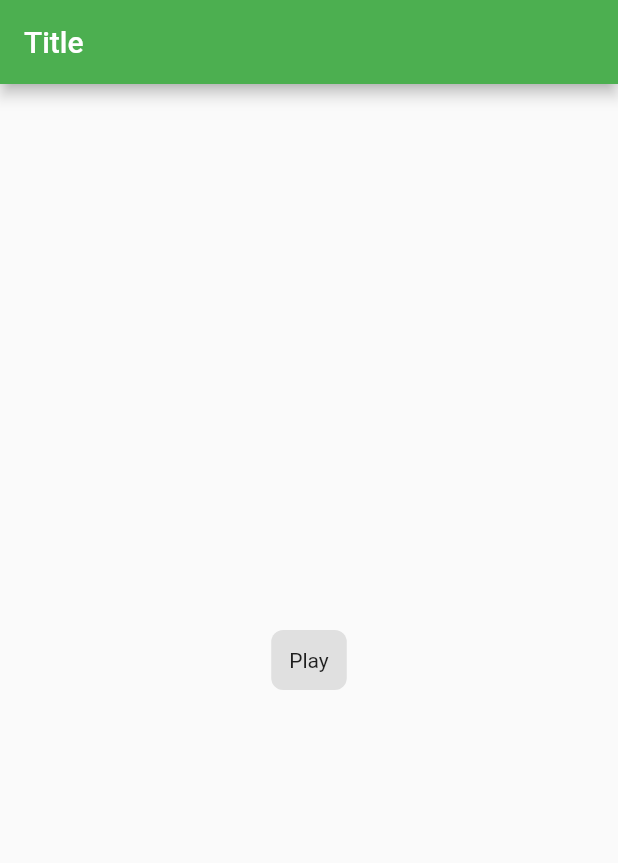
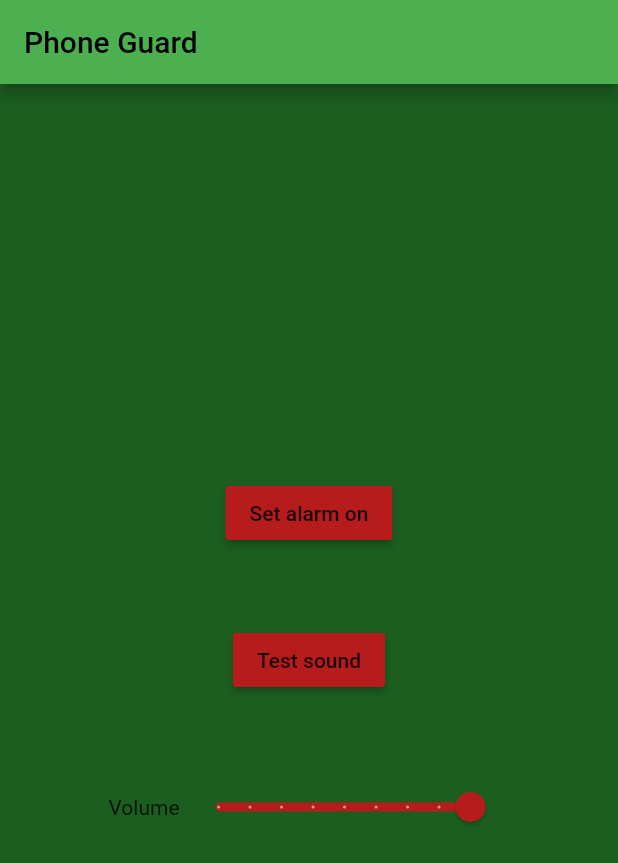
Before and after one commit to ItamarMu/movement-detector, a Flutter app: the screen it shows after launch, on a phone screen of 412 x 824 dp. Shown: the top 863 px of the screen. Run offline on Flutter 3.47's test engine with Material 2 defaults, Android fonts, the phone set to English and light mode, and no system bars; our stand-ins replace audioplayers, sensors.

Commit message:
Beta version

```diff
--- a/lib/main.dart
+++ b/lib/main.dart
@@ -1,5 +1,4 @@
 import 'dart:async';
-import 'dart:io';
 
 import 'package:audioplayers/audio_cache.dart';
 import 'package:audioplayers/audioplayers.dart';
@@ -12,7 +11,7 @@ class MyApp extends StatelessWidget {
   @override
   Widget build(BuildContext context) {
     return MaterialApp(
-      title: 'Flutter Demo',
+      title: 'Phone Guard',
       theme: ThemeData(
         primarySwatch: Colors.green,
       ),
@@ -29,183 +28,145 @@ class App extends StatefulWidget {
 class AppState extends State<App> {
   AudioPlayer audioPlayer = AudioPlayer();
   AudioCache audioCache;
-  bool musicPlaying = false;
+  bool testAlarmPlaying = false;
+  bool alarmPlaying = false;
+  bool detectorSwitch = false;
+  double sliderValue = 1;
+  static final String ALARM_BUTTON_INIT_TEXT = "Set alarm on";
+  String alarmButtonText = ALARM_BUTTON_INIT_TEXT;
+  StreamSubscription streamSubscription;
+
+  @override
+  void initState() {
+    super.initState();
+  }
 
   @override
   Widget build(BuildContext context) {
     audioCache = AudioCache(fixedPlayer: audioPlayer);
     return Scaffold(
-        appBar: AppBar(
-          title: Text('Title'),
+      backgroundColor: Colors.green[900],
+      appBar: AppBar(
+        title: Text(
+          'Phone Guard',
+          style: TextStyle(color: Colors.black),
         ),
-        body: Center(child: playPauseButton()));
+      ),
+      body: Center(
+        child: Column(
+          mainAxisAlignment: MainAxisAlignment.center,
+          children: <Widget>[
+            turnOnAlarmButton(),
+            SizedBox(height: 50),
+            playPauseButton(),
+            SizedBox(height: 50),
+            Row(
+              mainAxisAlignment: MainAxisAlignment.center,
+              children: <Widget>[
+                Text('Volume'),
+                Container(width: 220, child: volumeSlider()),
+              ],
+            )
+          ],
+        ),
+      ),
+    );
+  }
+
+  Widget turnOnAlarmButton() {
+    return RaisedButton(
+      onPressed: testAlarmPlaying ? null : turnOnOffMovementDetector,
+      color: Colors.red[900],
+      child: Text(alarmButtonText),
+    );
   }
 
   Widget playPauseButton() {
-    return GestureDetector(
-        onTap: playOrPauseAlarm,
-        child: Container(
-            padding: EdgeInsets.all(12.0),
-            decoration: BoxDecoration(
-              color: Theme.of(context).buttonColor,
-              borderRadius: BorderRadius.circular(8.0),
-            ),
-            child: Text(musicPlaying ? 'Pause' : 'Play')));
+    return RaisedButton(
+        onPressed: detectorSwitch ? null : testAlarm,
+        color: Colors.red[900],
+        child: Text(testAlarmPlaying ? 'Stop' : 'Test sound'));
   }
 
-  playOrPauseAlarm() {
-    if (musicPlaying) {
-      audioPlayer.stop();
-    } else {
-      audioCache.play('alarm16s.mp3');
-    }
+  Widget volumeSlider() {
+    return Slider(
+      value: sliderValue,
+      divisions: 8,
+      activeColor: Colors.red[900],
+      onChanged: (newVal) {
+        setState(() {
+          sliderValue = newVal;
+        });
+      },
+      onChangeEnd: (newVal) {
+        updateVolumeDuringAlarm(newVal);
+      },
+    );
+  }
+
+  testAlarm() {
+    playOrPauseAlarm(testAlarmPlaying);
     setState(() {
-      musicPlaying = !musicPlaying;
+      testAlarmPlaying = !testAlarmPlaying;
     });
   }
 
-/**
- * TODO implement movementDetector (widget)(?)
- */
-}
-/*
-class PlayPauseButton extends StatefulWidget {
-  @override
-  PlayPauseButtonState createState() => new PlayPauseButtonState();
-}
-
-class PlayPauseButtonState extends State<StatefulWidget> {
-  AudioPlayer audioPlayer = AudioPlayer();
-  AudioCache audioCache;
-  bool musicPlaying = false;
-
-  @override
-  void initState() {
-    super.initState();
-    audioCache = AudioCache(fixedPlayer: audioPlayer);
+  playOrPauseAlarm(bool playing) {
+    if (playing) {
+      audioPlayer.stop();
+    } else {
+      audioCache.loop('alarm16s.mp3', volume: sliderValue);
+    }
   }
 
-  @override
-  Widget build(BuildContext context) {
-    return GestureDetector(
-        onTap: playOrPauseAlarm,
-        child: Container(
-            padding: EdgeInsets.all(12.0),
-            decoration: BoxDecoration(
-              color: Theme.of(context).buttonColor,
-              borderRadius: BorderRadius.circular(8.0),
-            ),
-            child: Text(musicPlaying ? 'Pause' : 'Play')));
+  turnOnOffMovementDetector() {
+    if (!detectorSwitch) {
+      streamSubscription =
+          accelerometerEvents.listen((AccelerometerEvent event) {
+        if (event.x.abs() > 1 || event.y.abs() > 1) {
+          playOrPauseAlarm(alarmPlaying);
+          print("turned on alarm");
+          setState(() {
+            alarmPlaying = true;
+            alarmButtonTextMethod();
+            streamSubscription.cancel();
+          });
+        }
+      });
+    } else {
+      streamSubscription.cancel();
+    }
+    if (alarmPlaying) {
+      playOrPauseAlarm(alarmPlaying);
+      alarmPlaying = false;
+    }
+    setState(() {
+      detectorSwitch = !detectorSwitch;
+    });
+    alarmButtonTextMethod();
   }
 
-  playOrPauseAlarm() {
-    if (musicPlaying) {
-      audioPlayer.stop();
-    } else {
-      audioCache.play('alarm16s.mp3');
-    }
+  alarmButtonTextMethod() {
     setState(() {
-      musicPlaying = !musicPlaying;
+      if (alarmPlaying) {
+        alarmButtonText = "Stop alarm";
+        return null;
+      }
+      if (detectorSwitch) {
+        alarmButtonText = "Set alarm off";
+        return null;
+      }
+      alarmButtonText = ALARM_BUTTON_INIT_TEXT;
+    });
+  }
+
+  updateVolumeDuringAlarm(double newVal) {
+    setState(() {
+      sliderValue = newVal;
+      if (alarmPlaying || testAlarmPlaying) {
+        audioPlayer.pause();
+        audioCache.loop('alarm16s.mp3', volume: sliderValue);
+      }
     });
   }
 }
-*/
-//class Sensors extends StatefulWidget {
-//  Sensors({Key key, this.title}) : super(key: key);
-//  AudioPlayer _audioPlayer = AudioPlayer();
-//
-//  final String title;
-//
-//  @override
-//  _SensorsState createState() => _SensorsState();
-//}
-//
-//class _SensorsState extends State<Sensors> {
-//  int _counter = 0;
-//  bool alarmPlaying = false;
-//  static AudioPlayer audioPlayer =  AudioPlayer();
-//  AudioCache audioCache = new AudioCache(fixedPlayer: audioPlayer);
-//  List<double> _accelerometerValues;
-//  List<StreamSubscription<dynamic>> _streamSubscriptions = <StreamSubscription<dynamic>>[];
-//
-//  @override
-//  void initState() {
-//    super.initState();
-//    _streamSubscriptions
-//        .add(accelerometerEvents.listen((AccelerometerEvent event) {
-//      setState(() {
-//        _accelerometerValues = <double>[event.x, event.y, event.z];
-////        print(event.x);
-//      });
-//    }));
-//  }
-//
-//  void _incrementCounter() {
-//    setState(() {
-//      if (!alarmPlaying) {
-//        audioCache.play('alarm16s.mp3');
-//      } else {
-//        audioPlayer.stop();
-//      }
-//      alarmPlaying = !alarmPlaying;
-//    });
-//  }
-//
-//  @override
-//  Widget build(BuildContext context) {
-//    final List<String> accelerometer =
-//    _accelerometerValues?.map((double v) => v.toStringAsFixed(1))?.toList();
-//
-//    return Scaffold(
-//      appBar: AppBar(
-//        title: Text(widget.title),
-//      ),
-//      body: Center(
-//        child: Column(
-//          mainAxisAlignment: MainAxisAlignment.center,
-//          children: <Widget>[
-//            localAsset(),
-//            Text(
-//              'You have pushed the button this many times:',
-//            ),
-//            Text(
-//              '$_counter',
-//              style: Theme.of(context).textTheme.display1,
-//            ),
-//            FloatingActionButton(
-//              onPressed: _incrementCounter,
-//              tooltip: 'Inc',
-//              child: Icon(Icons.add),
-//            ),
-//          ],
-//        ),
-//      ),
-//    );
-//  }
-//  Widget _tab(List<Widget> children) {
-//    return Center(
-//      child: Container(
-//        padding: EdgeInsets.all(16.0),
-//        child: Column(
-//          children: children
-//              .map((w) => Container(child: w, padding: EdgeInsets.all(6.0)))
-//              .toList(),
-//        ),
-//      ),
-//    );
-//  }
-//  Widget _btn(String txt, VoidCallback onPressed) {
-//    return ButtonTheme(
-//        minWidth: 48.0,
-//        child: RaisedButton(child: Text(txt), onPressed: onPressed));
-//  }
-//
-//  Widget localAsset() {
-//
-//
-//    return _tab([
-//      Text('Play Local Asset \'alarm16s.mp3\':'),
-//      _btn('Play', () => audioCache.play('alarm16s.mp3')),
-//      _btn('Pause', () => audioPlayer.stop())
-//    ]);
-//  }
```
Also changed, not shown: pubspec.yaml (+8 -2 lines), pubspec.lock, 24 other files.
